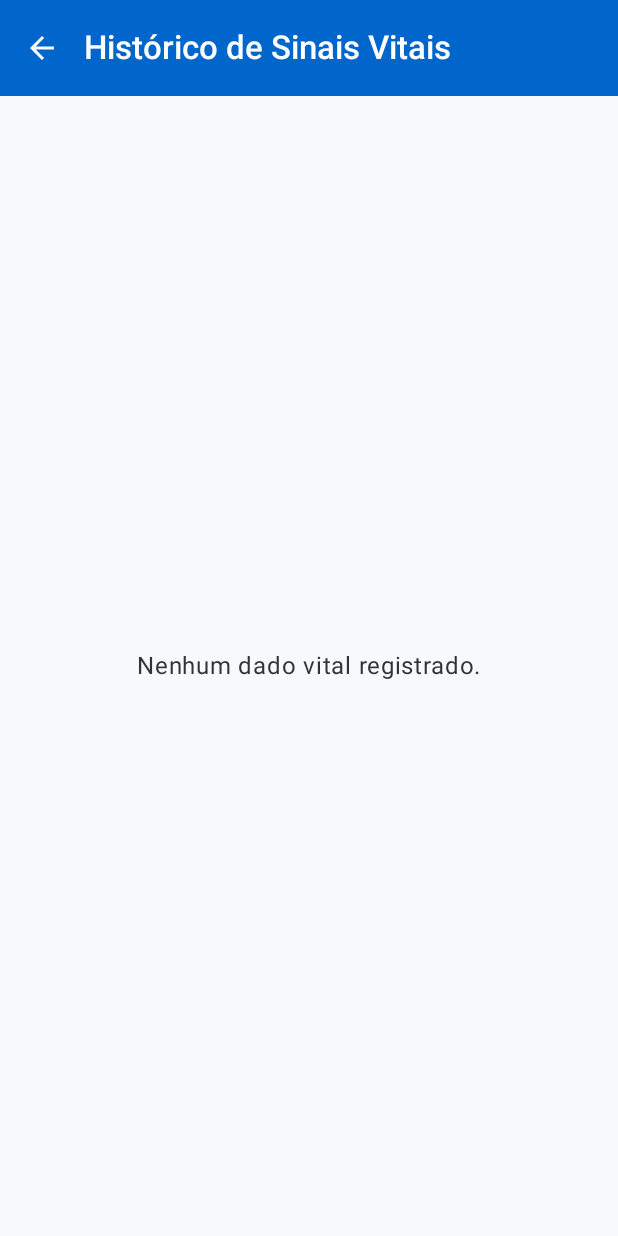
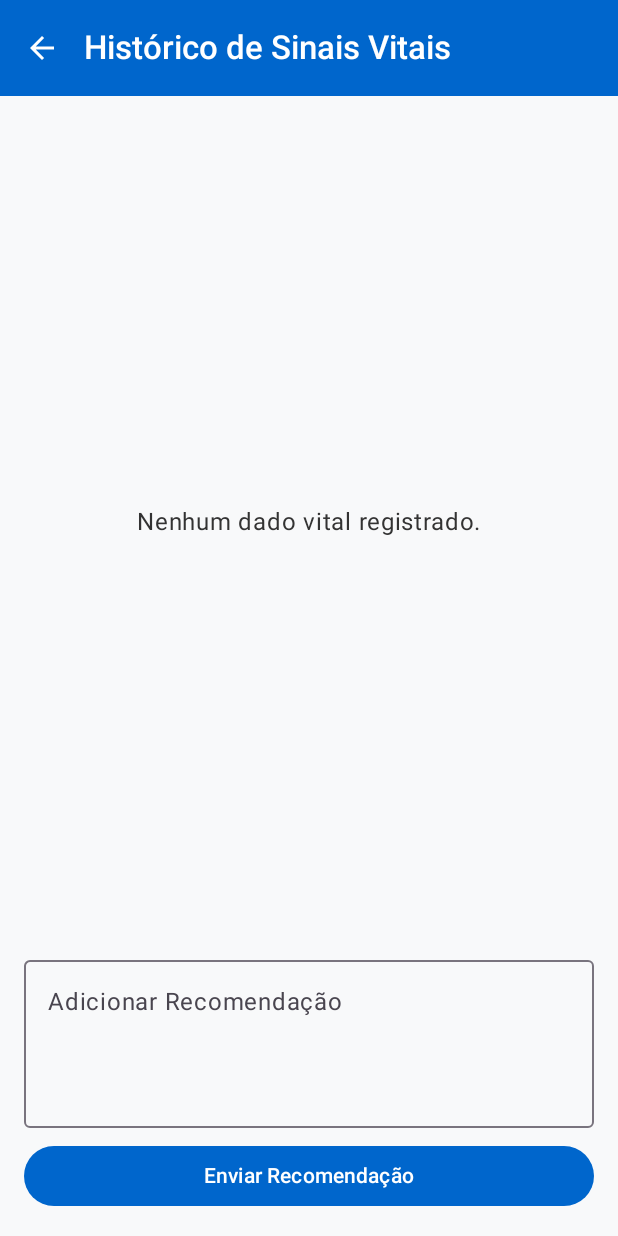
Before and after one commit to gabriel-asafe/AppMobile, an Android app built with Jetpack Compose: the composable PatientVitalsScreen called with empty values, on a phone screen of 412 x 824 dp. Run offline under Robolectric (Android 15) with nearby library versions, the phone set to English and light mode, and no system bars; our stand-ins replace Firebase (no records; nobody signed in at launch, a user with empty details on screens opened directly).

Commit message:
feat: Implement doctor recommendations and display on patient dashboard

```diff
--- a/app/src/main/java/com/example/saudeconectada/ui/screens/PatientVitalsScreen.kt
+++ b/app/src/main/java/com/example/saudeconectada/ui/screens/PatientVitalsScreen.kt
@@ -6,17 +6,17 @@ import androidx.compose.foundation.lazy.items
 import androidx.compose.material.icons.Icons
 import androidx.compose.material.icons.filled.ArrowBack
 import androidx.compose.material3.*
-import androidx.compose.runtime.Composable
-import androidx.compose.runtime.LaunchedEffect
-import androidx.compose.runtime.collectAsState
-import androidx.compose.runtime.getValue
+import android.widget.Toast
+import androidx.compose.runtime.*
 import androidx.compose.ui.Alignment
 import androidx.compose.ui.Modifier
+import androidx.compose.ui.platform.LocalContext
 import androidx.compose.ui.unit.dp
 import androidx.lifecycle.viewmodel.compose.viewModel
 import androidx.navigation.NavController
 import com.example.saudeconectada.ui.theme.SaudeConectadaTheme
 import com.example.saudeconectada.ui.viewmodels.PatientVitalsUiState
+import com.example.saudeconectada.ui.viewmodels.RecommendationUiEvent
 import com.example.saudeconectada.ui.viewmodels.PatientVitalsViewModel
 import java.text.SimpleDateFormat
 import java.util.*
@@ -29,9 +29,32 @@ fun PatientVitalsScreen(
     viewModel: PatientVitalsViewModel = viewModel()
 ) {
     val uiState by viewModel.uiState.collectAsState()
+    val recommendationState by viewModel.recommendationState.collectAsState()
+    val context = LocalContext.current
+
+    var recommendationText by remember { mutableStateOf("") }
+    var isSending by remember { mutableStateOf(false) }
 
     LaunchedEffect(patientId) {
         viewModel.loadVitals(patientId)
+    }
+
+    LaunchedEffect(recommendationState) {
+        when (val state = recommendationState) {
+            is RecommendationUiEvent.Loading -> isSending = true
+            is RecommendationUiEvent.Success -> {
+                isSending = false
+                Toast.makeText(context, state.message, Toast.LENGTH_SHORT).show()
+                recommendationText = ""
+                viewModel.resetRecommendationState()
+            }
+            is RecommendationUiEvent.Error -> {
+                isSending = false
+                Toast.makeText(context, state.message, Toast.LENGTH_LONG).show()
+                viewModel.resetRecommendationState()
+            }
+            else -> isSending = false
+        }
     }
 
     SaudeConectadaTheme {
@@ -52,10 +75,13 @@ fun PatientVitalsScreen(
                 )
             }
         ) {
-            Surface(
-                modifier = Modifier.fillMaxSize().padding(it),
-                color = MaterialTheme.colorScheme.background
+            Column(
+                modifier = Modifier
+                    .fillMaxSize()
+                    .padding(it)
+                    .padding(16.dp)
             ) {
+
                 when (val state = uiState) {
                     is PatientVitalsUiState.Loading -> {
                         Box(modifier = Modifier.fillMaxSize(), contentAlignment = Alignment.Center) {
@@ -64,15 +90,17 @@ fun PatientVitalsScreen(
                     }
                     is PatientVitalsUiState.Success -> {
                         val vitals = state.vitals
-                        if (vitals.isEmpty()) {
-                            Box(modifier = Modifier.fillMaxSize(), contentAlignment = Alignment.Center) {
-                                Text("Nenhum dado vital registrado.", modifier = Modifier.padding(16.dp))
-                            }
-                        } else {
-                            LazyColumn(
-                                contentPadding = PaddingValues(16.dp),
-                                verticalArrangement = Arrangement.spacedBy(12.dp)
-                            ) {
+                        LazyColumn(
+                            modifier = Modifier.weight(1.0f),
+                            verticalArrangement = Arrangement.spacedBy(12.dp)
+                        ) {
+                            if (vitals.isEmpty()) {
+                                item {
+                                    Box(modifier = Modifier.fillParentMaxSize(), contentAlignment = Alignment.Center) {
+                                        Text("Nenhum dado vital registrado.")
+                                    }
+                                }
+                            } else {
                                 items(vitals) { vital ->
                                     Card(modifier = Modifier.fillMaxWidth(), elevation = CardDefaults.cardElevation(2.dp)) {
                                         Column(modifier = Modifier.padding(16.dp)) {
@@ -90,6 +118,33 @@ fun PatientVitalsScreen(
                                 }
                             }
                         }
+                        Spacer(modifier = Modifier.height(16.dp))
+                        OutlinedTextField(
+                            value = recommendationText,
+                            onValueChange = { recommendationText = it },
+                            label = { Text("Adicionar Recomendação") },
+                            modifier = Modifier
+                                .fillMaxWidth()
+                                .height(120.dp)
+                        )
+                        Spacer(modifier = Modifier.height(8.dp))
+                        Button(
+                            onClick = {
+                                if (recommendationText.isNotBlank()) {
+                                    viewModel.sendRecommendation(patientId, recommendationText)
+                                } else {
+                                    Toast.makeText(context, "A recomendação não pode estar vazia.", Toast.LENGTH_SHORT).show()
+                                }
+                            },
+                            enabled = !isSending,
+                            modifier = Modifier.fillMaxWidth()
+                        ) {
+                            if (isSending) {
+                                CircularProgressIndicator(modifier = Modifier.size(24.dp), color = MaterialTheme.colorScheme.onPrimary)
+                            } else {
+                                Text("Enviar Recomendação")
+                            }
+                        }
                     }
                     is PatientVitalsUiState.Error -> {
                         Box(modifier = Modifier.fillMaxSize(), contentAlignment = Alignment.Center) {
```
Also changed, not shown: app/src/main/java/com/example/saudeconectada/data/model/Recommendation.kt (added, +11 -0 lines), app/src/main/java/com/example/saudeconectada/data/repository/VitalsRepository.kt (+26 -0 lines), app/src/main/java/com/example/saudeconectada/ui/screens/PatientDashboardScreen.kt (+59 -1 lines), app/src/main/java/com/example/saudeconectada/ui/viewmodels/PatientDashboardViewModel.kt (+11 -2 lines), app/src/main/java/com/example/saudeconectada/ui/viewmodels/PatientVitalsViewModel.kt (+44 -0 lines).
